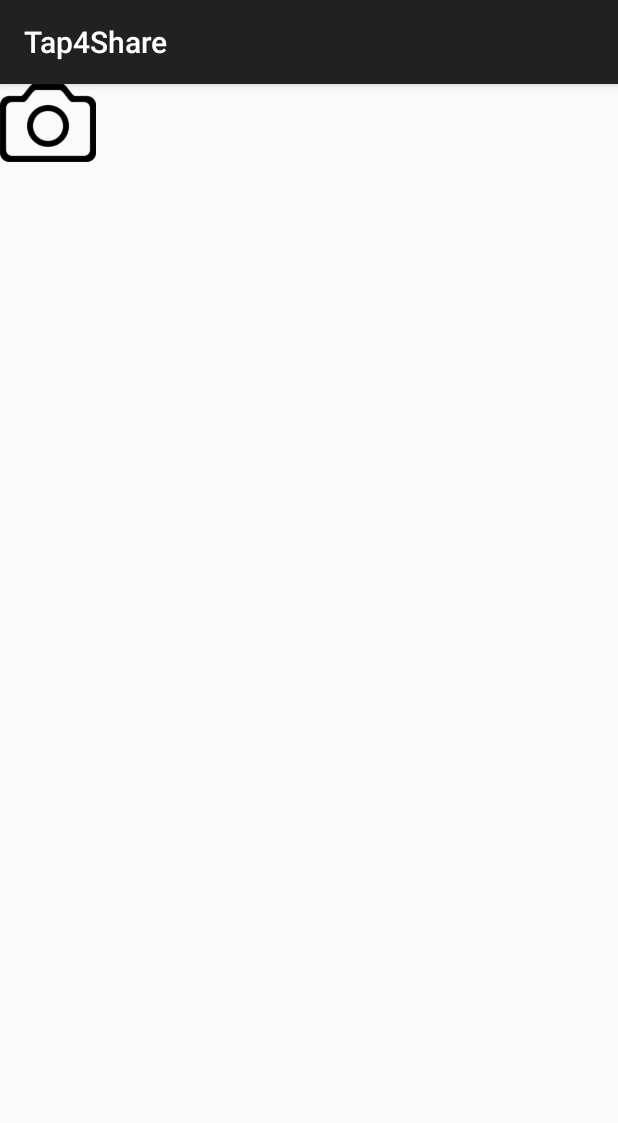
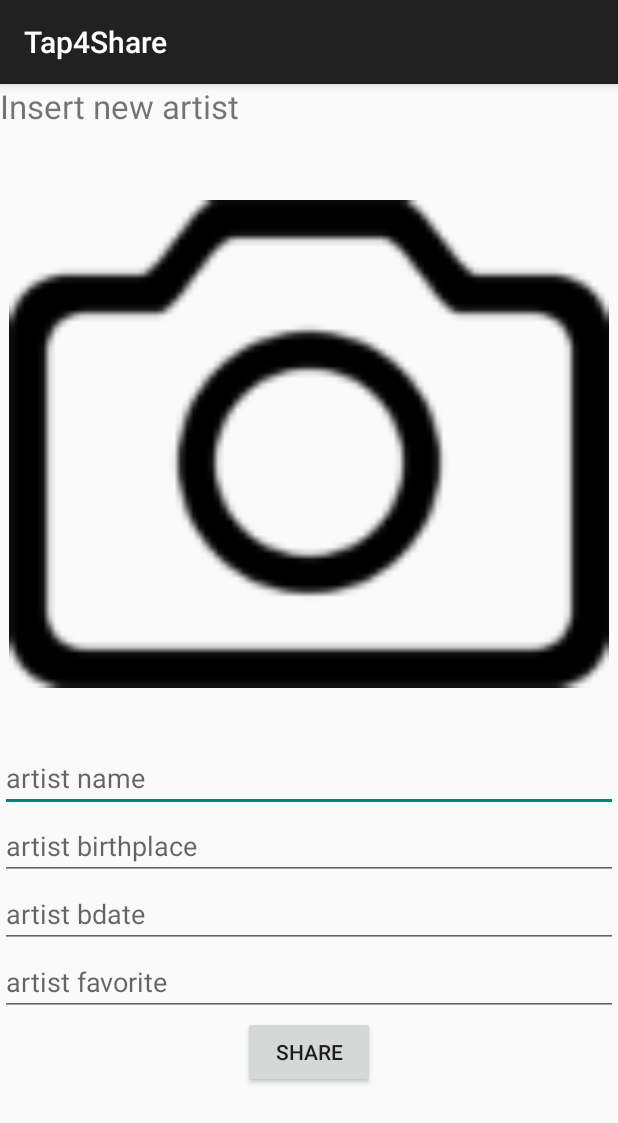
Before and after one commit to sniller27/Tap4Share, an Android app: the ImageInsert screen opened directly, with no data from a screen before it, on a phone screen of 412 x 824 dp. Shown: the top 1123 px of the screen. Run offline under Robolectric (Android 15) with nearby library versions, the phone set to English and light mode, and no system bars.

Commit message:
insert artist layout made

```diff
--- a/app/src/main/res/layout/activity_image_insert.xml
+++ b/app/src/main/res/layout/activity_image_insert.xml
@@ -6,12 +6,70 @@
     android:layout_height="match_parent"
     tools:context="com.vogella.android.tap4share.ImageInsert">
 
-    <ImageView
-        android:id="@+id/photo"
-        android:layout_width="wrap_content"
-        android:layout_height="wrap_content"
-        android:contentDescription="@string/app_name"
-        android:layout_below="@+id/text_top"
-        android:src="@drawable/tab_menu_tap"/>
+
+    <RelativeLayout
+        android:layout_width="match_parent"
+        android:layout_height="match_parent">
+
+        <TextView
+            android:id="@+id/insertartistheader"
+            android:layout_width="match_parent"
+            android:layout_height="40dp"
+            android:textSize="22dp"
+            android:text="Insert new artist"/>
+
+        <ImageView
+            android:id="@+id/photo"
+            android:layout_width="600px"
+            android:layout_height="600px"
+            android:contentDescription="@string/app_name"
+            android:src="@drawable/tab_menu_tap"
+            android:layout_below="@+id/insertartistheader"
+            android:layout_centerInParent="true"/>
+
+        <EditText
+            android:id="@+id/artistname"
+            android:layout_width="fill_parent"
+            android:layout_height="wrap_content"
+            android:hint="artist name"
+            android:inputType="text"
+            android:layout_below="@+id/photo"/>
+
+        <EditText
+            android:id="@+id/artistbirthplace"
+            android:layout_width="fill_parent"
+            android:layout_height="wrap_content"
+            android:hint="artist birthplace"
+            android:inputType="text"
+            android:layout_below="@+id/artistname"/>
+
+        <EditText
+            android:id="@+id/artistbdate"
+            android:layout_width="fill_parent"
+            android:layout_height="wrap_content"
+            android:hint="artist bdate"
+            android:inputType="text"
+            android:layout_below="@+id/artistbirthplace"/>
+
+        <EditText
+            android:id="@+id/artistfavorite"
+            android:layout_width="fill_parent"
+            android:layout_height="wrap_content"
+            android:hint="artist favorite"
+            android:inputType="text"
+            android:layout_below="@+id/artistbdate"/>
+
+        <Button
+            android:id="@+id/send_post_request"
+            android:layout_height="wrap_content"
+            android:layout_width="wrap_content"
+            android:text="Share"
+            android:layout_below="@+id/artistfavorite"
+            android:layout_centerInParent="true"/>
+
+
+    </RelativeLayout>
+
+
 
 </android.support.constraint.ConstraintLayout>
```
